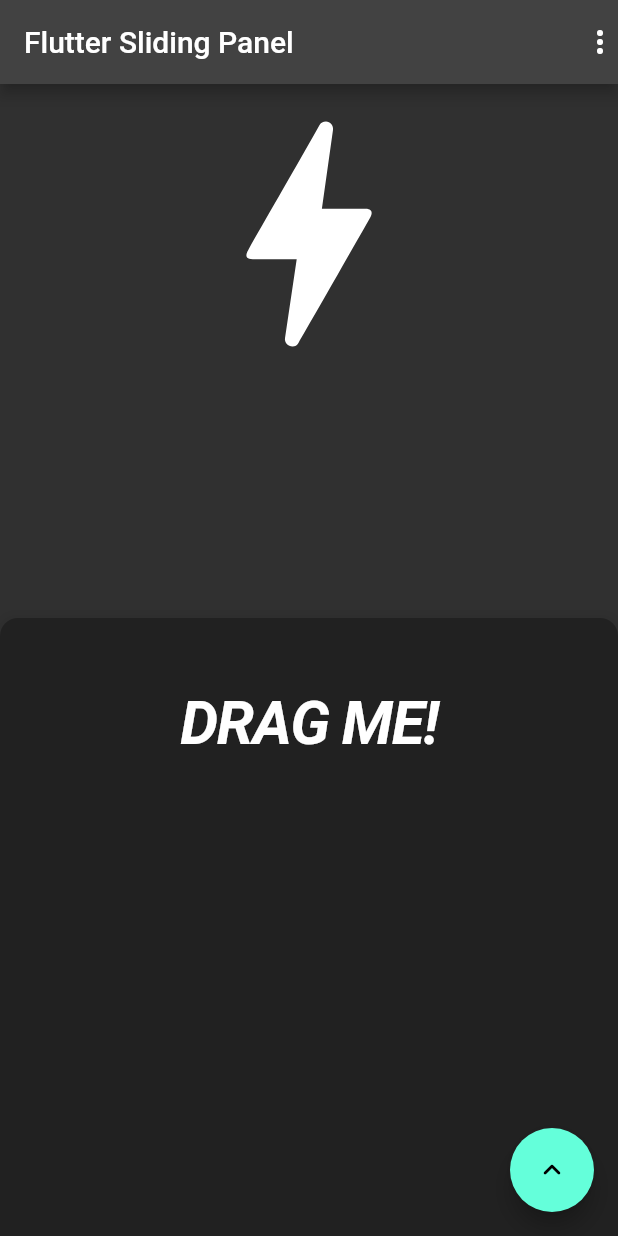
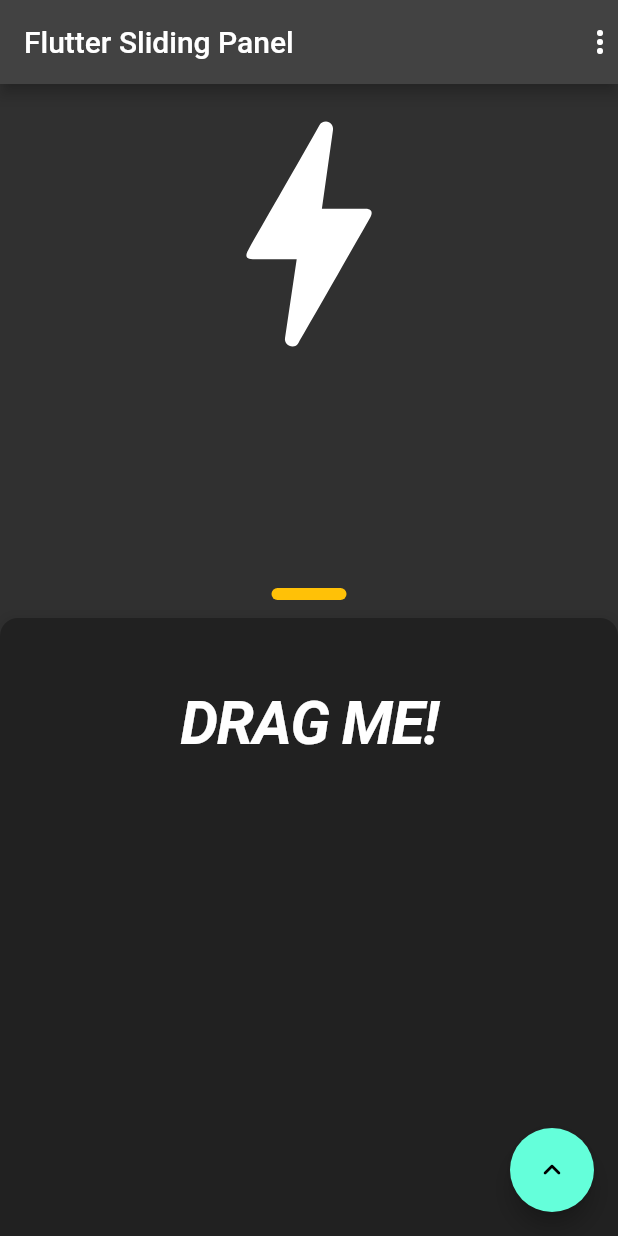
Before and after one commit to dhiyaaulauliyaa/flutter_sliding_panel, a Flutter app: the screen it shows after launch, on a phone screen of 412 x 824 dp. Run offline on Flutter 3.47's test engine with Material 2 defaults, Android fonts, the light colour scheme and no system bars; our stand-ins replace equatable.

Commit message:
feat(example): :sparkles: add leading example

```diff
--- a/example/lib/main.dart
+++ b/example/lib/main.dart
@@ -142,6 +142,15 @@ class SlidingPanelExample extends StatelessWidget {
         ],
       ),
       pageContent: const Icon(Icons.bolt_rounded, size: 200),
+      leading: Container(
+        width: 50,
+        height: 8,
+        margin: const EdgeInsets.all(12),
+        decoration: BoxDecoration(
+          color: Colors.amber,
+          borderRadius: BorderRadius.circular(100),
+        ),
+      ),
       panelContent: const Text(
         '\nDRAG ME!',
         textAlign: TextAlign.center,
@@ -271,6 +280,15 @@ class _MultiScrollableContentSlidingPanelExampleState
         ],
       ),
       pageContent: const Icon(Icons.bolt_rounded, size: 200),
+      leading: Container(
+        width: 50,
+        height: 8,
+        margin: const EdgeInsets.all(12),
+        decoration: BoxDecoration(
+          color: Colors.amber,
+          borderRadius: BorderRadius.circular(100),
+        ),
+      ),
       panelContentBuilder: (controller, physics) => Column(
         children: [
           Padding(
```
